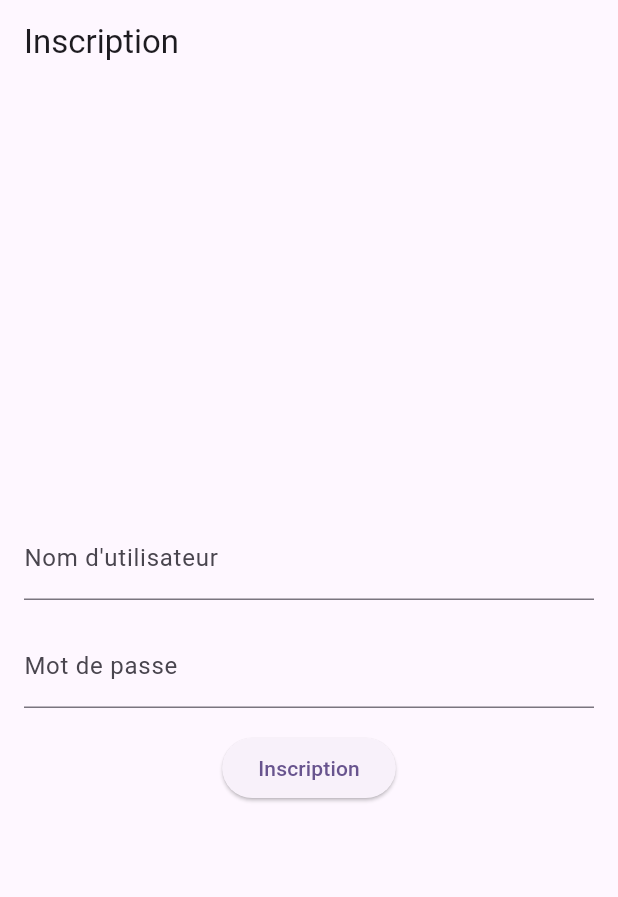
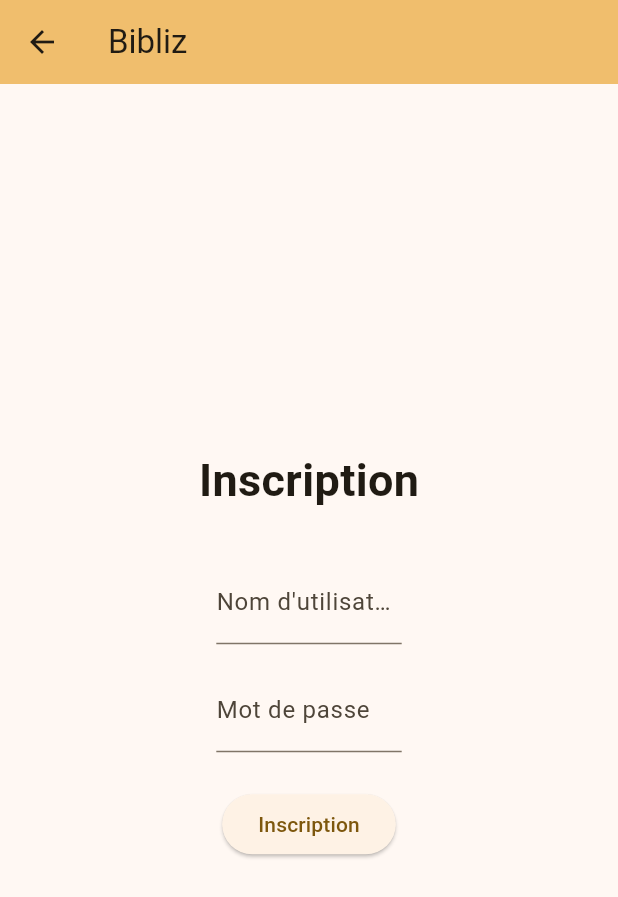
Before and after one commit to HugoM38/Bibliz, a Flutter app: the screen it shows after launch, after a tap on "Connexion", after a tap on "Se déconnecter", after a tap on "S'inscrire", on a phone screen of 412 x 824 dp. Shown: the top 897 px of the screen. Run offline on Flutter 3.47's test engine with Material 3 defaults, Android fonts, the phone set to English and light mode, and no system bars; our stand-ins replace cloud_firestore, firebase_core, image_picker, shared_preferences; accounts and stored records are empty; generated files the repository leaves out were written again.

Commit message:
feat: add style to pages

```diff
--- a/lib/main.dart
+++ b/lib/main.dart
@@ -29,9 +29,10 @@
   @override
   Widget build(BuildContext context) {
     return MaterialApp(
+      debugShowCheckedModeBanner: false,
       title: 'Bibliz',
       theme: ThemeData(
-        colorScheme: ColorScheme.fromSeed(seedColor: Colors.deepPurple),
+        colorScheme: ColorScheme.fromSeed(seedColor: Colors.amber.shade600),
         useMaterial3: true,
       ),
       home: MainPage(currentUser: currentUser),
@@ -51,10 +52,6 @@
   @override
   Widget build(BuildContext context) {
     return Scaffold(
-        appBar: AppBar(
-          backgroundColor: Theme.of(context).colorScheme.inversePrimary,
-          title: const Text("Bibliz"),
-        ),
         body:
             widget.currentUser != null ? const HomePage() : const SigninPage());
   }
--- a/lib/ui/account/signin.dart
+++ b/lib/ui/account/signin.dart
@@ -7,7 +7,6 @@ import 'package:bibliz/utils/sharedprefs.dart';
 import 'package:crypto/crypto.dart';
 import 'package:flutter/material.dart';
 
-import '../../database/books/book.dart';
 import '../../database/books/books_query.dart';
 
 class SigninPage extends StatefulWidget {
@@ -27,32 +26,52 @@ class _SigninPageState extends State<SigninPage> {
   Widget build(BuildContext context) {
     return Scaffold(
       appBar: AppBar(
-        title: const Text('Connexion'),
+        backgroundColor: Theme.of(context).colorScheme.inversePrimary,
+        title: const Text("Bibliz"),
       ),
       body: Padding(
         padding: const EdgeInsets.all(16.0),
         child: Column(
           mainAxisAlignment: MainAxisAlignment.center,
           children: [
-            TextField(
+            const Text(
+              "Connexion",
+              style: TextStyle(fontSize: 30, fontWeight: FontWeight.bold),
+            ),
+            const SizedBox(height: 32.0),
+            SizedBox(
+              width: MediaQuery.of(context).size.width * 0.3,
+              child: TextField(
                 controller: _usernameController,
-              decoration: const InputDecoration(labelText: "Nom d'utilisateur"),
+                decoration:
+                    const InputDecoration(labelText: "Nom d'utilisateur"),
+              ),
             ),
             const SizedBox(height: 16.0),
-            TextField(
+            SizedBox(
+              width: MediaQuery.of(context).size.width * 0.3,
+              child: TextField(
                 controller: _passwordController,
                 decoration: const InputDecoration(labelText: 'Mot de passe'),
                 obscureText: true,
               ),
+            ),
             const SizedBox(height: 16.0),
-            ElevatedButton(
+            Row(
+              mainAxisAlignment: MainAxisAlignment.center,
+              children: [
+                Padding(
+                  padding: const EdgeInsets.all(8.0),
+                  child: ElevatedButton(
                     onPressed: () {
                       // Ajoutez ici la logique de vérification du login
                       String username = _usernameController.text;
                       String password = sha256
                           .convert(utf8.encode(_passwordController.text))
                           .toString();
-                UserQuery().signin(username, password).then((value) async {
+                      UserQuery()
+                          .signin(username, password)
+                          .then((value) async {
                         await SharedPrefs().setCurrentUser(username);
                         if (context.mounted) {
                           Navigator.pushReplacement(
@@ -71,31 +90,21 @@ class _SigninPageState extends State<SigninPage> {
                     },
                     child: const Text('Connexion'),
                   ),
-            ElevatedButton(
+                ),
+                Padding(
+                  padding: const EdgeInsets.all(8.0),
+                  child: ElevatedButton(
                     onPressed: () {
-                Navigator.pushReplacement(
+                      Navigator.push(
                           context,
                           MaterialPageRoute(
                               builder: (context) => const SignUpPage()));
                     },
                     child: const Text("S'inscrire"),
                   ),
-            const SizedBox(height: 16.0),
-            ElevatedButton(
-              onPressed: () async {
-                String titleToSearch =
-                    "Exemple de Titre"; // Remplacez par le titre à rechercher
-                Book? book = await bookQuery.getBookByTitle(titleToSearch);
-
-                if (book != null) {
-                  print("Livre trouvé: ${book.title}");
-                  // Vous pouvez aussi afficher les détails du livre ici ou sur une nouvelle page
-                } else {
-                  print("Aucun livre trouvé avec ce titre");
-                }
-              },
-              child: const Text("Rechercher un Livre par Titre"),
                 ),
+              ],
+            )
           ],
         ),
       ),
--- a/lib/ui/account/signup.dart
+++ b/lib/ui/account/signup.dart
@@ -22,25 +22,41 @@ class _SignUpPageState extends State<SignUpPage> {
   Widget build(BuildContext context) {
     return Scaffold(
       appBar: AppBar(
-        title: const Text('Inscription'),
+        backgroundColor: Theme.of(context).colorScheme.inversePrimary,
+        title: const Text("Bibliz"),
       ),
       body: Padding(
         padding: const EdgeInsets.all(16.0),
+        child: Center(
           child: Column(
             mainAxisAlignment: MainAxisAlignment.center,
             children: [
-            TextField(
+              const Text(
+                "Inscription",
+                style: TextStyle(fontSize: 30, fontWeight: FontWeight.bold),
+              ),
+              const SizedBox(height: 32.0),
+              SizedBox(
+                width: MediaQuery.of(context).size.width * 0.3,
+                child: TextField(
                   controller: _usernameController,
-              decoration: const InputDecoration(labelText: "Nom d'utilisateur"),
+                  decoration:
+                      const InputDecoration(labelText: "Nom d'utilisateur"),
+                ),
               ),
               const SizedBox(height: 16.0),
-            TextField(
+              SizedBox(
+                width: MediaQuery.of(context).size.width * 0.3,
+                child: TextField(
                   controller: _passwordController,
                   decoration: const InputDecoration(labelText: 'Mot de passe'),
                   obscureText: true,
                 ),
+              ),
               const SizedBox(height: 16.0),
-            ElevatedButton(
+              Padding(
+                padding: const EdgeInsets.all(8.0),
+                child: ElevatedButton(
                   onPressed: () {
                     String username = _usernameController.text;
                     String password = sha256
@@ -71,7 +87,9 @@ class _SignUpPageState extends State<SignUpPage> {
                   },
                   child: const Text('Inscription'),
                 ),
+              ),
             ],
+          ),
         ),
       ),
     );
--- a/lib/ui/create_book_page.dart
+++ b/lib/ui/create_book_page.dart
@@ -102,10 +102,18 @@ class _CreateBookPageState extends State<CreateBookPage> {
   Widget build(BuildContext context) {
     return Scaffold(
       appBar: AppBar(
-        title: const Text('Créer un nouveau livre'),
+        backgroundColor: Theme.of(context).colorScheme.inversePrimary,
+        title: const Text("Bibliz"),
       ),
       body: SingleChildScrollView(
-        child: Form(
+        child: Column(
+          children: [
+            const Padding(
+              padding: EdgeInsets.all(32.0),
+              child: Text("Créer un nouveau livre",
+                  style: TextStyle(fontSize: 25, fontWeight: FontWeight.bold)),
+            ),
+            Form(
               key: _formKey,
               child: Padding(
                 padding: const EdgeInsets.all(12.0),
@@ -117,8 +125,8 @@ class _CreateBookPageState extends State<CreateBookPage> {
                         context, _authorController, 'Auteur', Icons.person),
                     buildTextFormField(
                         context, _isbnController, 'ISBN', Icons.code),
-                buildTextFormField(
-                    context, _publisherController, 'Éditeur', Icons.business),
+                    buildTextFormField(context, _publisherController, 'Éditeur',
+                        Icons.business),
                     buildTextFormField(context, _yearController,
                         'Année de publication', Icons.calendar_today,
                         fieldType: FieldType
@@ -135,12 +143,12 @@ class _CreateBookPageState extends State<CreateBookPage> {
                         context, _statusController, 'Statut', Icons.info,
                         fieldType: FieldType.dropdown,
                         dropdownItems: statusOptions),
-                buildTextFormField(context, _conditionController, 'Condition',
-                    Icons.build_circle,
+                    buildTextFormField(context, _conditionController,
+                        'Condition', Icons.build_circle,
                         fieldType: FieldType.dropdown,
                         dropdownItems: conditionOptions),
-                buildTextFormField(
-                    context, _locationController, 'Localisation', Icons.place),
+                    buildTextFormField(context, _locationController,
+                        'Localisation', Icons.place),
                     // Zone de téléchargement d'image
                     GestureDetector(
                       onTap: () {}, // Logique pour choisir une image
@@ -160,6 +168,8 @@ class _CreateBookPageState extends State<CreateBookPage> {
                 ),
               ),
             ),
+          ],
+        ),
       ),
     );
   }
--- a/lib/ui/home.dart
+++ b/lib/ui/home.dart
@@ -15,7 +15,8 @@ class _HomePageState extends State<HomePage> {
   Widget build(BuildContext context) {
     return Scaffold(
       appBar: AppBar(
-        title: const Text('Bibliz'),
+        backgroundColor: Theme.of(context).colorScheme.inversePrimary,
+        title: const Text("Bibliz"),
         actions: [
           ElevatedButton(
               onPressed: () async {
```
Lines whose indentation alone changed are shown as unchanged.
